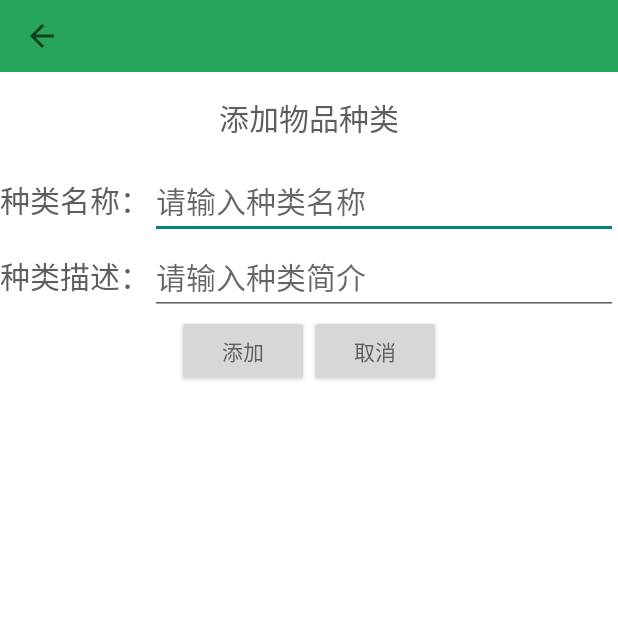
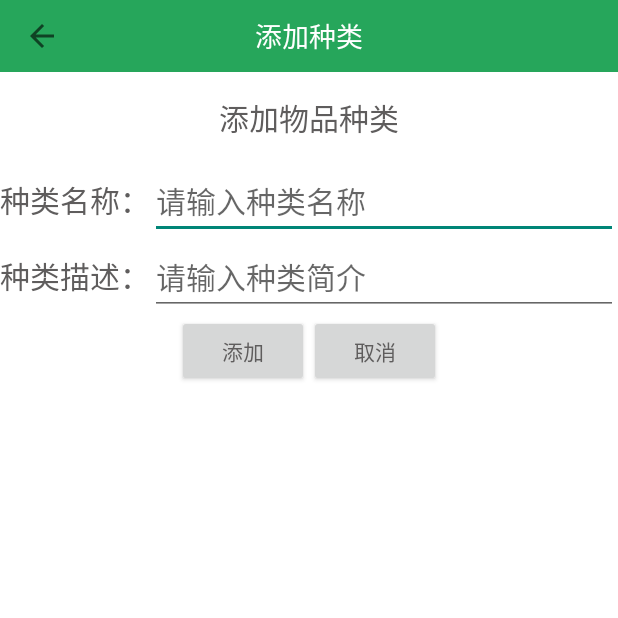
Before and after one commit to jiaoery/AuctionClient, an Android app: the ManageKind screen opened directly, with no data from a screen before it, after a tap on an icon or button, on a phone screen of 412 x 824 dp, the top half of it. Run offline under Robolectric (Android 15) with nearby library versions, the phone set to English and light mode, and no system bars; libraries missing offline, so code that uses them is left out: cn.bmob.v3, com.orhanobut.logger, rx.internal.schedulers; pictures from the network do not load; 4 statements that could not run were skipped.

Commit message:
修改bug完毕

```diff
--- a/app/src/main/java/org/crazyit/auction/client/ManageKind.java
+++ b/app/src/main/java/org/crazyit/auction/client/ManageKind.java
@@ -6,6 +6,7 @@ import android.support.v4.app.Fragment;
 import android.support.v4.app.FragmentActivity;
 
 import org.crazyit.BaseFragmentActivity;
+import org.crazyit.constant.CONSTANT;
 
 /**
  * 管理商品种类
@@ -24,6 +25,7 @@ public class ManageKind extends BaseFragmentActivity
 	{
 		// 当用户单击ManageKindFragment中添加按钮时，启动AddKind Activity
 		Intent i = new Intent(this , AddKind.class);
+		i.putExtra(CONSTANT.COMMON_TITLE,bundle.getString(CONSTANT.COMMON_TITLE));
 		startActivity(i);
 	}
 }
--- a/app/src/main/java/org/crazyit/auction/client/ManageKindFragment.java
+++ b/app/src/main/java/org/crazyit/auction/client/ManageKindFragment.java
@@ -6,6 +6,7 @@ import org.crazyit.auction.client.bean.KindBean;
 import org.crazyit.auction.client.util.DialogUtil;
 import org.crazyit.auction.client.util.HttpUtil;
 import org.crazyit.auction.client.util.LogUtils;
+import org.crazyit.constant.CONSTANT;
 import org.json.JSONArray;
 
 import android.app.Activity;
@@ -57,7 +58,9 @@ public class ManageKindFragment extends BaseFragment {
             public void onClick(View source) {
                 // 当添加按钮被单击时，
                 // 调用该Fragment所在Activity的onItemSelected方法
-                mCallbacks.onItemSelected(ADD_KIND, null);
+                Bundle bundle=new Bundle();
+                bundle.putString(CONSTANT.COMMON_TITLE,getString(R.string.add_kind));
+                mCallbacks.onItemSelected(ADD_KIND, bundle);
             }
         });
         kindAdapter=new KindAdapter(kindBeanList
--- a/app/src/main/res/layout/item_kind.xml
+++ b/app/src/main/res/layout/item_kind.xml
@@ -21,6 +21,7 @@
         android:layout_marginRight="@dimen/dp_8"
         android:layout_toRightOf="@+id/iv_kind"
         android:maxLines="2"
+        android:text="玩具"
         android:textColor="@color/tv_value"
         android:textSize="@dimen/text_size_14"
         android:textStyle="bold" />
--- a/app/src/main/res/values/strings.xml
+++ b/app/src/main/res/values/strings.xml
@@ -51,4 +51,5 @@
     <string name="input_kind_name">请输入种类名称</string>
     <string name="input_kind_desc">请输入种类简介</string>
     <string name="add_goods">添加商品</string>
+    <string name="add_kind">添加种类</string>
 </resources>
```
Also changed, not shown: 2 other files.
